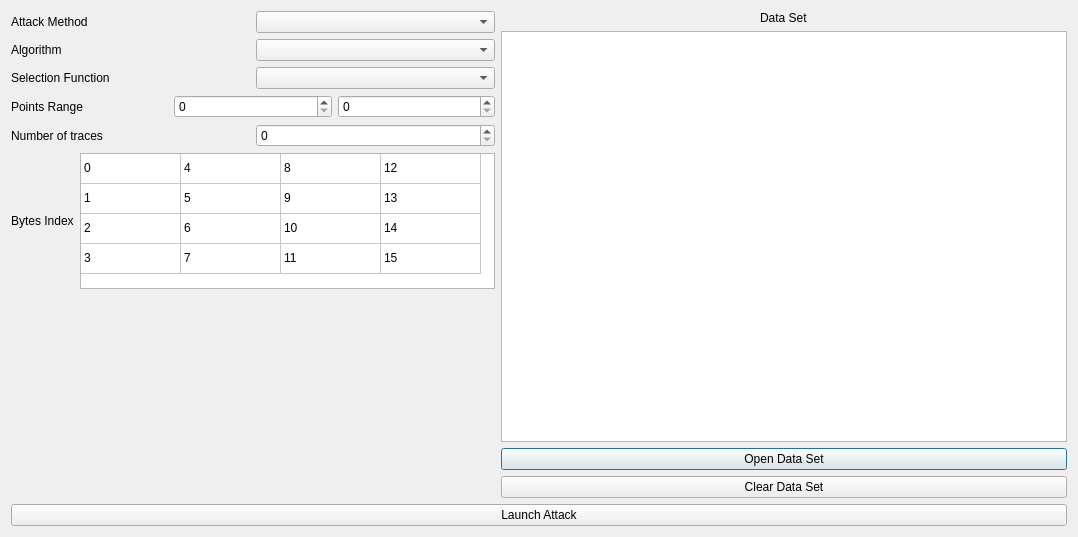
Before: the Qt Designer form attackwindow.ui in FdLSifu/qscat, drawn with Qt 5.
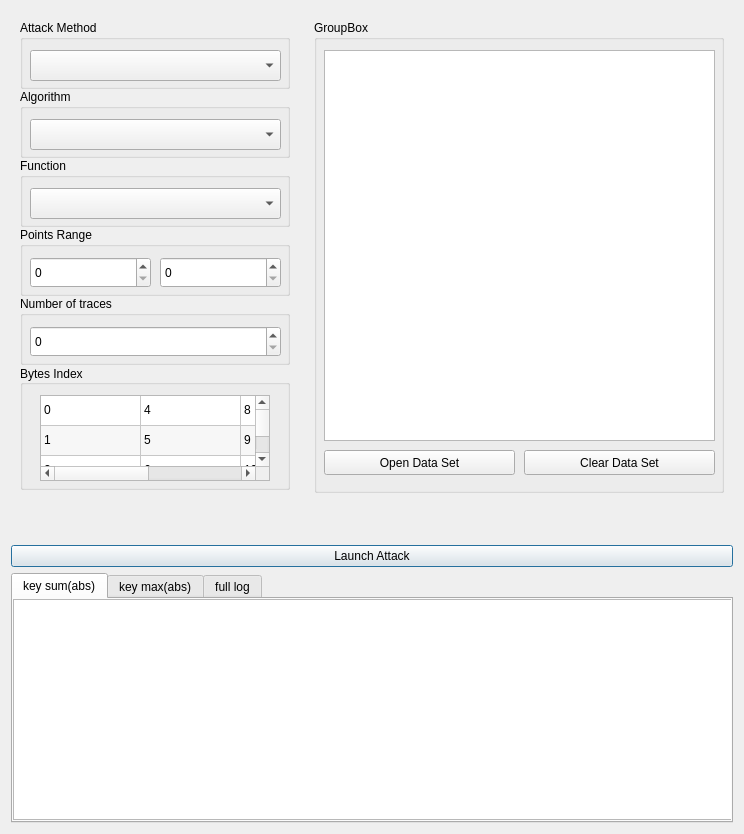
After: the same form once the commit is applied.

Patch:
```diff
--- a/attackwindow.ui
+++ b/attackwindow.ui
@@ -6,101 +6,156 @@
    <rect>
     <x>0</x>
     <y>0</y>
-    <width>1078</width>
-    <height>537</height>
+    <width>744</width>
+    <height>834</height>
    </rect>
   </property>
+  <property name="sizePolicy">
+   <sizepolicy hsizetype="Preferred" vsizetype="Fixed">
+    <horstretch>0</horstretch>
+    <verstretch>69</verstretch>
+   </sizepolicy>
+  </property>
   <property name="windowTitle">
    <string>Side Channel Attack</string>
   </property>
   <layout class="QGridLayout" name="gridLayout_2">
-   <item row="0" column="1" rowspan="3">
-    <layout class="QVBoxLayout" name="verticalLayout_4">
-     <item alignment="Qt::AlignHCenter">
-      <widget class="QLabel" name="DataSet">
-       <property name="text">
-        <string>Data Set</string>
-       </property>
-      </widget>
-     </item>
+   <property name="sizeConstraint">
+    <enum>QLayout::SetMaximumSize</enum>
+   </property>
+   <item row="5" column="0" colspan="2">
+    <layout class="QVBoxLayout" name="verticalLayout">
      <item>
-      <widget class="QTableWidget" name="tableWidget">
-       <property name="sizeAdjustPolicy">
-        <enum>QAbstractScrollArea::AdjustToContents</enum>
-       </property>
-       <property name="editTriggers">
-        <set>QAbstractItemView::NoEditTriggers</set>
-       </property>
-       <property name="selectionMode">
-        <enum>QAbstractItemView::NoSelection</enum>
-       </property>
-       <property name="columnCount">
-        <number>1</number>
-       </property>
-       <attribute name="horizontalHeaderVisible">
-        <bool>false</bool>
-       </attribute>
-       <attribute name="horizontalHeaderStretchLastSection">
-        <bool>true</bool>
-       </attribute>
-       <attribute name="verticalHeaderStretchLastSection">
-        <bool>false</bool>
-       </attribute>
-       <column/>
-      </widget>
-     </item>
-     <item>
-      <widget class="QPushButton" name="DataButton">
+      <widget class="QPushButton" name="attackButton">
        <property name="text">
-        <string>Open Data Set</string>
+        <string>Launch Attack</string>
        </property>
       </widget>
      </item>
      <item>
-      <widget class="QPushButton" name="ClearButton">
-       <property name="text">
-        <string>Clear Data Set</string>
+      <widget class="QTabWidget" name="tab1">
+       <property name="currentIndex">
+        <number>0</number>
        </property>
+       <widget class="QWidget" name="tab">
+        <attribute name="title">
+         <string>key sum(abs)</string>
+        </attribute>
+        <widget class="QTableWidget" name="list_keysum">
+         <property name="geometry">
+          <rect>
+           <x>0</x>
+           <y>0</y>
+           <width>721</width>
+           <height>221</height>
+          </rect>
+         </property>
+         <property name="columnCount">
+          <number>1</number>
+         </property>
+         <attribute name="horizontalHeaderVisible">
+          <bool>false</bool>
+         </attribute>
+         <attribute name="horizontalHeaderStretchLastSection">
+          <bool>true</bool>
+         </attribute>
+         <column/>
+        </widget>
+       </widget>
+       <widget class="QWidget" name="tab_2">
+        <attribute name="title">
+         <string>key max(abs)</string>
+        </attribute>
+        <widget class="QTableWidget" name="list_keymax">
+         <property name="geometry">
+          <rect>
+           <x>0</x>
+           <y>0</y>
+           <width>721</width>
+           <height>221</height>
+          </rect>
+         </property>
+         <property name="columnCount">
+          <number>1</number>
+         </property>
+         <attribute name="horizontalHeaderVisible">
+          <bool>false</bool>
+         </attribute>
+         <attribute name="horizontalHeaderStretchLastSection">
+          <bool>true</bool>
+         </attribute>
+         <column/>
+        </widget>
+       </widget>
+       <widget class="QWidget" name="tab_3">
+        <attribute name="title">
+         <string>full log</string>
+        </attribute>
+        <widget class="QPlainTextEdit" name="daredevil_log">
+         <property name="geometry">
+          <rect>
+           <x>0</x>
+           <y>0</y>
+           <width>721</width>
+           <height>211</height>
+          </rect>
+         </property>
+        </widget>
+       </widget>
       </widget>
      </item>
     </layout>
    </item>
-   <item row="6" column="0" colspan="2">
-    <widget class="QPushButton" name="attackButton">
-     <property name="text">
-      <string>Launch Attack</string>
+   <item row="1" column="0" rowspan="4">
+    <widget class="QWidget" name="left_gbox" native="true">
+     <property name="sizePolicy">
+      <sizepolicy hsizetype="Fixed" vsizetype="Preferred">
+       <horstretch>0</horstretch>
+       <verstretch>0</verstretch>
+      </sizepolicy>
      </property>
-    </widget>
-   </item>
-   <item row="1" column="0" rowspan="2">
-    <spacer name="verticalSpacer">
-     <property name="orientation">
-      <enum>Qt::Vertical</enum>
-     </property>
-     <property name="sizeType">
-      <enum>QSizePolicy::Expanding</enum>
-     </property>
-     <property name="sizeHint" stdset="0">
+     <property name="minimumSize">
       <size>
-       <width>20</width>
-       <height>40</height>
+       <width>270</width>
+       <height>0</height>
       </size>
      </property>
-    </spacer>
-   </item>
-   <item row="0" column="0">
-    <layout class="QVBoxLayout" name="verticalLayout_2">
-     <item>
-      <layout class="QHBoxLayout" name="horizontalLayout_3">
-       <item>
-        <widget class="QLabel" name="methodLabel">
-         <property name="text">
-          <string>Attack Method</string>
-         </property>
-        </widget>
-       </item>
-       <item>
+     <layout class="QVBoxLayout" name="verticalLayout_2">
+      <property name="spacing">
+       <number>0</number>
+      </property>
+      <item>
+       <widget class="QGroupBox" name="groupBox_4">
+        <property name="sizePolicy">
+         <sizepolicy hsizetype="Fixed" vsizetype="Fixed">
+          <horstretch>0</horstretch>
+          <verstretch>0</verstretch>
+         </sizepolicy>
+        </property>
+        <property name="minimumSize">
+         <size>
+          <width>270</width>
+          <height>69</height>
+         </size>
+        </property>
+        <property name="title">
+         <string>Attack Method</string>
+        </property>
         <widget class="QComboBox" name="methodBox">
+         <property name="geometry">
+          <rect>
+           <x>10</x>
+           <y>30</y>
+           <width>251</width>
+           <height>31</height>
+          </rect>
+         </property>
+         <property name="sizePolicy">
+          <sizepolicy hsizetype="Expanding" vsizetype="Expanding">
+           <horstretch>0</horstretch>
+           <verstretch>0</verstretch>
+          </sizepolicy>
+         </property>
          <property name="currentText">
           <string/>
          </property>
@@ -113,20 +168,34 @@
           </property>
          </item>
         </widget>
-       </item>
-      </layout>
-     </item>
-     <item>
-      <layout class="QHBoxLayout" name="horizontalLayout">
-       <item>
-        <widget class="QLabel" name="label_2">
-         <property name="text">
-          <string>Algorithm</string>
-         </property>
-        </widget>
-       </item>
-       <item>
+       </widget>
+      </item>
+      <item>
+       <widget class="QGroupBox" name="groupBox_5">
+        <property name="sizePolicy">
+         <sizepolicy hsizetype="Fixed" vsizetype="Fixed">
+          <horstretch>0</horstretch>
+          <verstretch>0</verstretch>
+         </sizepolicy>
+        </property>
+        <property name="minimumSize">
+         <size>
+          <width>270</width>
+          <height>69</height>
+         </size>
+        </property>
+        <property name="title">
+         <string>Algorithm</string>
+        </property>
         <widget class="QComboBox" name="algoBox">
+         <property name="geometry">
+          <rect>
+           <x>10</x>
+           <y>30</y>
+           <width>251</width>
+           <height>31</height>
+          </rect>
+         </property>
          <property name="currentText">
           <string/>
          </property>
@@ -139,20 +208,34 @@
           </property>
          </item>
         </widget>
-       </item>
-      </layout>
-     </item>
-     <item>
-      <layout class="QHBoxLayout" name="horizontalLayout_2">
-       <item>
-        <widget class="QLabel" name="label_3">
-         <property name="text">
-          <string>Selection Function</string>
-         </property>
-        </widget>
-       </item>
-       <item>
+       </widget>
+      </item>
+      <item>
+       <widget class="QGroupBox" name="groupBox_6">
+        <property name="sizePolicy">
+         <sizepolicy hsizetype="Fixed" vsizetype="Fixed">
+          <horstretch>0</horstretch>
+          <verstretch>0</verstretch>
+         </sizepolicy>
+        </property>
+        <property name="minimumSize">
+         <size>
+          <width>270</width>
+          <height>69</height>
+         </size>
+        </property>
+        <property name="title">
+         <string>Function</string>
+        </property>
         <widget class="QComboBox" name="functionBox">
+         <property name="geometry">
+          <rect>
+           <x>10</x>
+           <y>30</y>
+           <width>251</width>
+           <height>31</height>
+          </rect>
+         </property>
          <property name="currentIndex">
           <number>-1</number>
          </property>
@@ -162,68 +245,128 @@
           </property>
          </item>
         </widget>
-       </item>
-      </layout>
-     </item>
-     <item>
-      <layout class="QHBoxLayout" name="horizontalLayout_4">
-       <item>
-        <widget class="QLabel" name="label">
-         <property name="text">
-          <string>Points Range</string>
+       </widget>
+      </item>
+      <item>
+       <widget class="QGroupBox" name="groupBox_8">
+        <property name="sizePolicy">
+         <sizepolicy hsizetype="Fixed" vsizetype="Preferred">
+          <horstretch>0</horstretch>
+          <verstretch>0</verstretch>
+         </sizepolicy>
+        </property>
+        <property name="minimumSize">
+         <size>
+          <width>270</width>
+          <height>69</height>
+         </size>
+        </property>
+        <property name="title">
+         <string>Points Range</string>
+        </property>
+        <widget class="QSpinBox" name="spinpts_start">
+         <property name="geometry">
+          <rect>
+           <x>10</x>
+           <y>30</y>
+           <width>121</width>
+           <height>31</height>
+          </rect>
          </property>
         </widget>
-       </item>
-       <item>
-        <widget class="QSpinBox" name="spinpts_start"/>
-       </item>
-       <item>
-        <widget class="QSpinBox" name="spinpts_end"/>
-       </item>
-      </layout>
-     </item>
-     <item>
-      <layout class="QHBoxLayout" name="horizontalLayout_6">
-       <item>
-        <widget class="QLabel" name="label_5">
-         <property name="text">
-          <string>Number of traces</string>
+        <widget class="QSpinBox" name="spinpts_end">
+         <property name="geometry">
+          <rect>
+           <x>140</x>
+           <y>30</y>
+           <width>121</width>
+           <height>31</height>
+          </rect>
          </property>
         </widget>
-       </item>
-       <item>
-        <widget class="QSpinBox" name="spinnb_traces"/>
-       </item>
-      </layout>
-     </item>
-     <item>
-      <layout class="QHBoxLayout" name="horizontalLayout_5">
-       <property name="sizeConstraint">
-        <enum>QLayout::SetMinimumSize</enum>
-       </property>
-       <item>
-        <widget class="QLabel" name="label_4">
-         <property name="sizePolicy">
-          <sizepolicy hsizetype="Expanding" vsizetype="Maximum">
-           <horstretch>0</horstretch>
-           <verstretch>0</verstretch>
-          </sizepolicy>
+       </widget>
+      </item>
+      <item>
+       <widget class="QGroupBox" name="groupBox_7">
+        <property name="sizePolicy">
+         <sizepolicy hsizetype="Fixed" vsizetype="Fixed">
+          <horstretch>0</horstretch>
+          <verstretch>0</verstretch>
+         </sizepolicy>
+        </property>
+        <property name="minimumSize">
+         <size>
+          <width>270</width>
+          <height>69</height>
+         </size>
+        </property>
+        <property name="title">
+         <string>Number of traces</string>
+        </property>
+        <widget class="QSpinBox" name="spinnb_traces">
+         <property name="geometry">
+          <rect>
+           <x>10</x>
+           <y>30</y>
+           <width>251</width>
+           <height>31</height>
+          </rect>
          </property>
-         <property name="text">
-          <string>Bytes Index</string>
-         </property>
         </widget>
-       </item>
-       <item>
+       </widget>
+      </item>
+      <item>
+       <widget class="QGroupBox" name="groupBox">
+        <property name="sizePolicy">
+         <sizepolicy hsizetype="Fixed" vsizetype="Fixed">
+          <horstretch>0</horstretch>
+          <verstretch>0</verstretch>
+         </sizepolicy>
+        </property>
+        <property name="minimumSize">
+         <size>
+          <width>270</width>
+          <height>125</height>
+         </size>
+        </property>
+        <property name="layoutDirection">
+         <enum>Qt::LeftToRight</enum>
+        </property>
+        <property name="title">
+         <string>Bytes Index</string>
+        </property>
+        <property name="alignment">
+         <set>Qt::AlignLeading|Qt::AlignLeft|Qt::AlignVCenter</set>
+        </property>
         <widget class="QTableWidget" name="byteIdxTable">
+         <property name="enabled">
+          <bool>true</bool>
+         </property>
+         <property name="geometry">
+          <rect>
+           <x>20</x>
+           <y>30</y>
+           <width>230</width>
+           <height>86</height>
+          </rect>
+         </property>
          <property name="sizePolicy">
-          <sizepolicy hsizetype="Maximum" vsizetype="Maximum">
+          <sizepolicy hsizetype="Fixed" vsizetype="Fixed">
            <horstretch>0</horstretch>
            <verstretch>0</verstretch>
           </sizepolicy>
          </property>
-         <property name="sizeAdjustPolicy">
-          <enum>QAbstractScrollArea::AdjustToContents</enum>
+         <property name="minimumSize">
+          <size>
+           <width>230</width>
+           <height>86</height>
+          </size>
+         </property>
+         <property name="mouseTracking">
+          <bool>true</bool>
+         </property>
+         <property name="alternatingRowColors">
+          <bool>true</bool>
          </property>
          <property name="selectionMode">
           <enum>QAbstractItemView::MultiSelection</enum>
@@ -338,10 +481,132 @@
           </property>
          </item>
         </widget>
-       </item>
-      </layout>
-     </item>
-    </layout>
+       </widget>
+      </item>
+      <item>
+       <spacer name="verticalSpacer">
+        <property name="orientation">
+         <enum>Qt::Vertical</enum>
+        </property>
+        <property name="sizeHint" stdset="0">
+         <size>
+          <width>20</width>
+          <height>40</height>
+         </size>
+        </property>
+       </spacer>
+      </item>
+     </layout>
+    </widget>
+   </item>
+   <item row="1" column="1" rowspan="4">
+    <widget class="QWidget" name="widget" native="true">
+     <layout class="QVBoxLayout" name="verticalLayout_4">
+      <property name="spacing">
+       <number>4</number>
+      </property>
+      <item>
+       <widget class="QGroupBox" name="groupBox_2">
+        <property name="sizePolicy">
+         <sizepolicy hsizetype="Expanding" vsizetype="Expanding">
+          <horstretch>0</horstretch>
+          <verstretch>0</verstretch>
+         </sizepolicy>
+        </property>
+        <property name="title">
+         <string>GroupBox</string>
+        </property>
+        <widget class="QTableWidget" name="tableWidget">
+         <property name="geometry">
+          <rect>
+           <x>10</x>
+           <y>30</y>
+           <width>391</width>
+           <height>391</height>
+          </rect>
+         </property>
+         <property name="maximumSize">
+          <size>
+           <width>511</width>
+           <height>16777215</height>
+          </size>
+         </property>
+         <property name="font">
+          <font>
+           <family>DejaVu Sans Mono</family>
+           <weight>50</weight>
+           <bold>false</bold>
+          </font>
+         </property>
+         <property name="sizeAdjustPolicy">
+          <enum>QAbstractScrollArea::AdjustToContents</enum>
+         </property>
+         <property name="editTriggers">
+          <set>QAbstractItemView::NoEditTriggers</set>
+         </property>
+         <property name="selectionMode">
+          <enum>QAbstractItemView::NoSelection</enum>
+         </property>
+         <property name="columnCount">
+          <number>1</number>
+         </property>
+         <attribute name="horizontalHeaderVisible">
+          <bool>false</bool>
+         </attribute>
+         <attribute name="horizontalHeaderStretchLastSection">
+          <bool>true</bool>
+         </attribute>
+         <attribute name="verticalHeaderStretchLastSection">
+          <bool>false</bool>
+         </attribute>
+         <column/>
+        </widget>
+        <widget class="QPushButton" name="DataButton">
+         <property name="geometry">
+          <rect>
+           <x>10</x>
+           <y>430</y>
+           <width>191</width>
+           <height>25</height>
+          </rect>
+         </property>
+         <property name="text">
+          <string>Open Data Set</string>
+         </property>
+        </widget>
+        <widget class="QPushButton" name="ClearButton">
+         <property name="geometry">
+          <rect>
+           <x>210</x>
+           <y>430</y>
+           <width>191</width>
+           <height>25</height>
+          </rect>
+         </property>
+         <property name="text">
+          <string>Clear Data Set</string>
+         </property>
+        </widget>
+       </widget>
+      </item>
+      <item>
+       <spacer name="verticalSpacer_2">
+        <property name="orientation">
+         <enum>Qt::Vertical</enum>
+        </property>
+        <property name="sizeType">
+         <enum>QSizePolicy::Fixed</enum>
+        </property>
+        <property name="sizeHint" stdset="0">
+         <size>
+          <width>20</width>
+          <height>37</height>
+         </size>
+        </property>
+       </spacer>
+      </item>
+     </layout>
+    </widget>
    </item>
   </layout>
  </widget>
```
